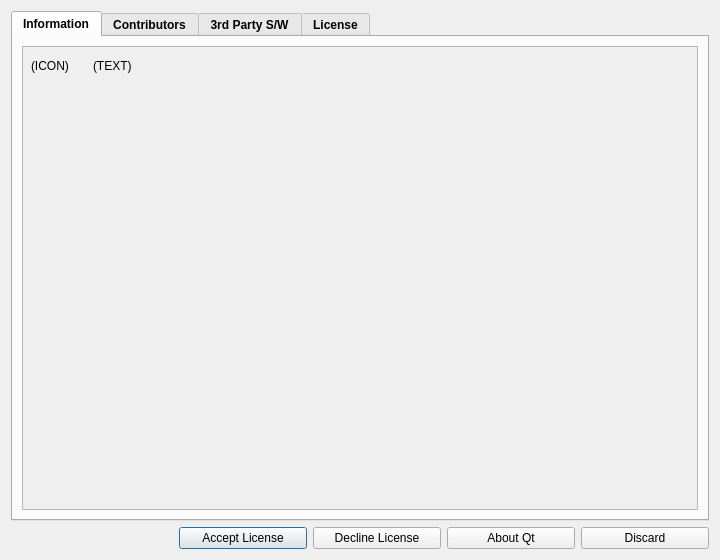
The window that gui/AboutDialog.ui (lordmulder/LameXP) describes before a commit, drawn with Qt 5.
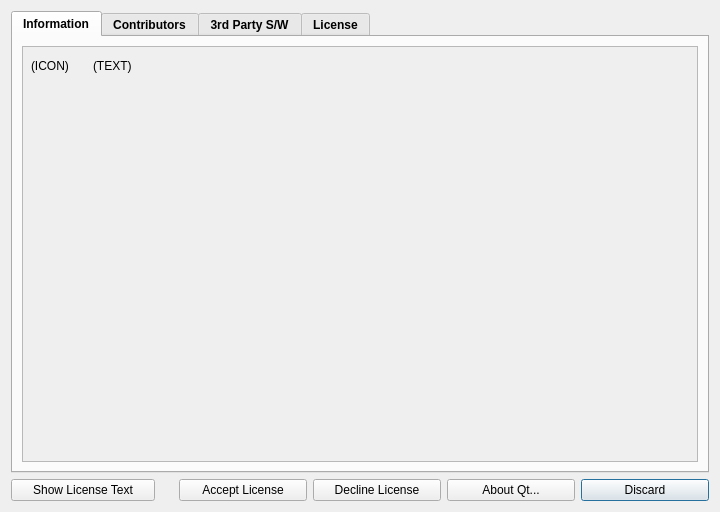
The same window after the commit. Icons and pictures are not drawn.

Commit message: Implemented late initialization for "About" tabs.

```diff
--- a/gui/AboutDialog.ui
+++ b/gui/AboutDialog.ui
@@ -7,13 +7,13 @@
     <x>0</x>
     <y>0</y>
     <width>720</width>
-    <height>560</height>
+    <height>512</height>
    </rect>
   </property>
   <property name="minimumSize">
    <size>
     <width>720</width>
-    <height>560</height>
+    <height>512</height>
    </size>
   </property>
   <property name="windowTitle">
@@ -60,7 +60,7 @@
             <x>0</x>
             <y>0</y>
             <width>676</width>
-            <height>461</height>
+            <height>413</height>
            </rect>
           </property>
           <layout class="QHBoxLayout" name="horizontalLayout">
@@ -430,6 +430,32 @@
    </item>
    <item>
     <layout class="QHBoxLayout" name="horizontalLayout_2">
+     <item>
+      <widget class="QPushButton" name="showLicenseButton">
+       <property name="minimumSize">
+        <size>
+         <width>144</width>
+         <height>0</height>
+        </size>
+       </property>
+       <property name="text">
+        <string>Show License Text</string>
+       </property>
+       <property name="icon">
+        <iconset resource="../res/Icons.qrc">
+         <normaloff>:/icons/script_go.png</normaloff>:/icons/script_go.png</iconset>
+       </property>
+       <property name="checkable">
+        <bool>true</bool>
+       </property>
+       <property name="checked">
+        <bool>false</bool>
+       </property>
+       <property name="flat">
+        <bool>false</bool>
+       </property>
+      </widget>
+     </item>
      <item>
       <spacer name="horizontalSpacer">
        <property name="orientation">
@@ -458,6 +484,9 @@
         <iconset resource="../res/Icons.qrc">
          <normaloff>:/icons/accept.png</normaloff>:/icons/accept.png</iconset>
        </property>
+       <property name="default">
+        <bool>false</bool>
+       </property>
       </widget>
      </item>
      <item>
@@ -475,6 +504,9 @@
         <iconset resource="../res/Icons.qrc">
          <normaloff>:/icons/delete.png</normaloff>:/icons/delete.png</iconset>
        </property>
+       <property name="default">
+        <bool>true</bool>
+       </property>
       </widget>
      </item>
      <item>
@@ -486,7 +518,7 @@
         </size>
        </property>
        <property name="text">
-        <string>About Qt</string>
+        <string>About Qt...</string>
        </property>
        <property name="icon">
         <iconset resource="../res/Icons.qrc">
@@ -509,6 +541,9 @@
         <iconset resource="../res/Icons.qrc">
          <normaloff>:/icons/cross.png</normaloff>:/icons/cross.png</iconset>
        </property>
+       <property name="default">
+        <bool>true</bool>
+       </property>
       </widget>
      </item>
     </layout>
```
Left out of the diff: 14 changed lines with no effect on the pictures. The commit also changes 27 other files.
